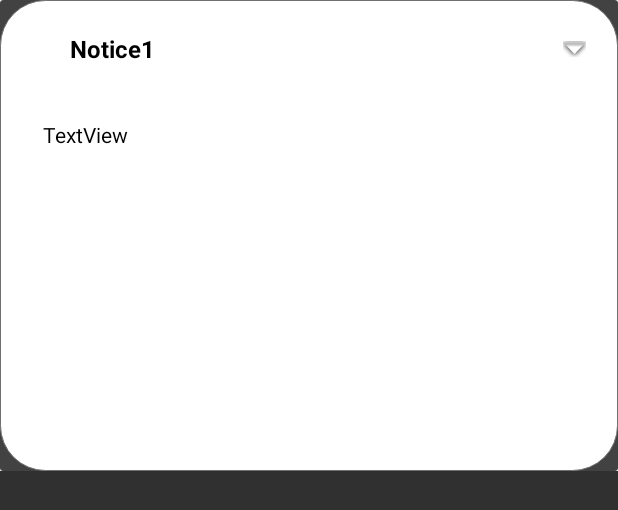
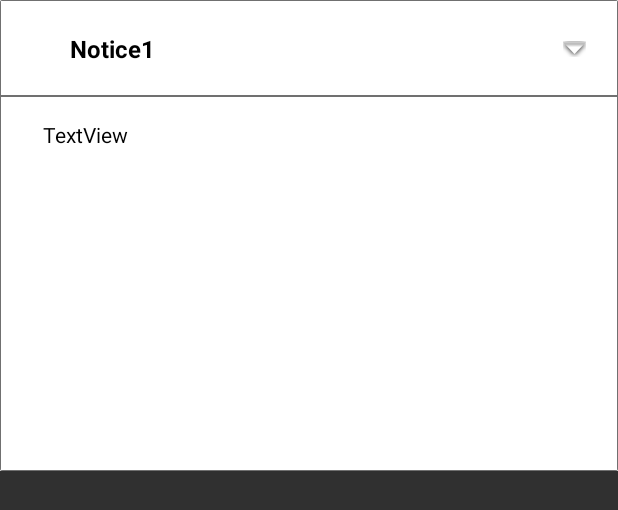
Before and after one commit to KimDDoHyeon/KidsAir, an Android app: the layout notice_item.xml on its own in the app's theme, with its tools: preview values and no code run, on a phone screen of 412 x 824 dp. Shown: the top 510 px of the screen. Run offline under Robolectric (Android 15) with nearby library versions, the light colour scheme and no system bars.

Commit message:
스크롤,,

```diff
--- /dev/null
+++ b/app/src/main/res/drawable/notice_title.xml
@@ -0,0 +1,9 @@
+<?xml version="1.0" encoding="utf-8"?>
+<selector xmlns:android="http://schemas.android.com/apk/res/android">
+    <item>
+        <shape android:shape="rectangle">
+            <solid android:color="#fff"/>
+            <stroke android:width="0.2dp" android:color="#707070"/>
+        </shape>
+    </item>
+</selector>
--- a/app/src/main/res/layout/notice_item.xml
+++ b/app/src/main/res/layout/notice_item.xml
@@ -16,12 +16,13 @@
         <LinearLayout
             android:layout_width="match_parent"
             android:layout_height="match_parent"
-            android:background="@drawable/service_dashboard"
+            android:background="@drawable/notice_title"
             android:orientation="vertical">
 
             <androidx.constraintlayout.widget.ConstraintLayout
                 android:layout_width="match_parent"
                 android:layout_height="64dp"
+                android:background="@drawable/notice_title"
                 android:orientaion="horizontal"
                 android:paddingLeft="23dp">
 
@@ -59,6 +60,7 @@
             <androidx.constraintlayout.widget.ConstraintLayout
                 android:layout_width="match_parent"
                 android:layout_height="250dp"
+                android:background="@drawable/notice_title"
                 android:paddingVertical="16dp"
                 android:paddingLeft="23dp"
                 android:paddingRight="24dp"
```
